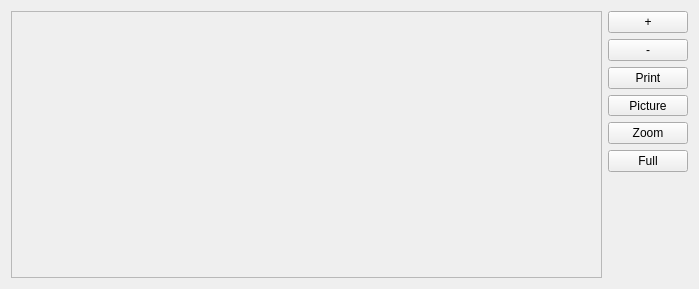
First picture: the form in kryolibs/mainwindow/qirwidgetbase.ui, repository anv2017/kryomol, before the edit.
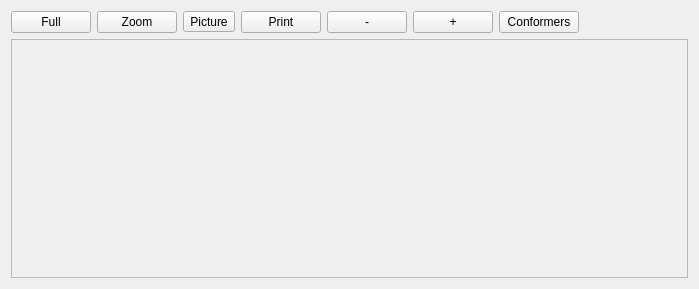
Second picture: the form after the edit.

```diff
--- a/kryolibs/mainwindow/qirwidgetbase.ui
+++ b/kryolibs/mainwindow/qirwidgetbase.ui
@@ -20,7 +20,7 @@
    <string>Form1</string>
   </property>
   <layout class="QGridLayout" name="gridLayout">
-   <item row="0" column="0" rowspan="2">
+   <item row="1" column="0">
     <widget class="QFrame" name="_spectrumFrame">
      <property name="sizePolicy">
       <sizepolicy hsizetype="Expanding" vsizetype="Expanding">
@@ -36,76 +36,8 @@
      </property>
     </widget>
    </item>
-   <item row="0" column="1">
-    <layout class="QVBoxLayout" name="verticalLayout">
-     <item>
-      <widget class="QPushButton" name="_plusButton">
-       <property name="sizePolicy">
-        <sizepolicy hsizetype="Preferred" vsizetype="Fixed">
-         <horstretch>0</horstretch>
-         <verstretch>0</verstretch>
-        </sizepolicy>
-       </property>
-       <property name="text">
-        <string>+</string>
-       </property>
-      </widget>
-     </item>
-     <item>
-      <widget class="QPushButton" name="_minusButton">
-       <property name="sizePolicy">
-        <sizepolicy hsizetype="Preferred" vsizetype="Fixed">
-         <horstretch>0</horstretch>
-         <verstretch>0</verstretch>
-        </sizepolicy>
-       </property>
-       <property name="text">
-        <string>-</string>
-       </property>
-      </widget>
-     </item>
-     <item>
-      <widget class="QPushButton" name="_printButton">
-       <property name="sizePolicy">
-        <sizepolicy hsizetype="Preferred" vsizetype="Fixed">
-         <horstretch>0</horstretch>
-         <verstretch>0</verstretch>
-        </sizepolicy>
-       </property>
-       <property name="text">
-        <string>Print</string>
-       </property>
-      </widget>
-     </item>
-     <item>
-      <widget class="QToolButton" name="_pictureButton">
-       <property name="sizePolicy">
-        <sizepolicy hsizetype="Preferred" vsizetype="Fixed">
-         <horstretch>0</horstretch>
-         <verstretch>0</verstretch>
-        </sizepolicy>
-       </property>
-       <property name="text">
-        <string>Picture</string>
-       </property>
-      </widget>
-     </item>
-     <item>
-      <widget class="QPushButton" name="_zoomButton">
-       <property name="sizePolicy">
-        <sizepolicy hsizetype="Preferred" vsizetype="Fixed">
-         <horstretch>0</horstretch>
-         <verstretch>0</verstretch>
-        </sizepolicy>
-       </property>
-       <property name="text">
-        <string>Zoom</string>
-       </property>
-       <property name="checkable">
-        <bool>true</bool>
-       </property>
-      </widget>
-     </item>
+   <item row="0" column="0">
+    <layout class="QHBoxLayout" name="horizontalLayout">
      <item>
       <widget class="QPushButton" name="_fullButton">
        <property name="sizePolicy">
@@ -119,24 +51,99 @@
        </property>
       </widget>
      </item>
+     <item>
+      <widget class="QPushButton" name="_zoomButton">
+       <property name="sizePolicy">
+        <sizepolicy hsizetype="Preferred" vsizetype="Fixed">
+         <horstretch>0</horstretch>
+         <verstretch>0</verstretch>
+        </sizepolicy>
+       </property>
+       <property name="text">
+        <string>Zoom</string>
+       </property>
+       <property name="checkable">
+        <bool>true</bool>
+       </property>
+      </widget>
+     </item>
+     <item>
+      <widget class="QToolButton" name="_pictureButton">
+       <property name="sizePolicy">
+        <sizepolicy hsizetype="Preferred" vsizetype="Fixed">
+         <horstretch>0</horstretch>
+         <verstretch>0</verstretch>
+        </sizepolicy>
+       </property>
+       <property name="text">
+        <string>Picture</string>
+       </property>
+      </widget>
+     </item>
+     <item>
+      <widget class="QPushButton" name="_printButton">
+       <property name="sizePolicy">
+        <sizepolicy hsizetype="Preferred" vsizetype="Fixed">
+         <horstretch>0</horstretch>
+         <verstretch>0</verstretch>
+        </sizepolicy>
+       </property>
+       <property name="text">
+        <string>Print</string>
+       </property>
+      </widget>
+     </item>
+     <item>
+      <widget class="QPushButton" name="_minusButton">
+       <property name="sizePolicy">
+        <sizepolicy hsizetype="Preferred" vsizetype="Fixed">
+         <horstretch>0</horstretch>
+         <verstretch>0</verstretch>
+        </sizepolicy>
+       </property>
+       <property name="text">
+        <string>-</string>
+       </property>
+      </widget>
+     </item>
+     <item>
+      <widget class="QPushButton" name="_plusButton">
+       <property name="sizePolicy">
+        <sizepolicy hsizetype="Preferred" vsizetype="Fixed">
+         <horstretch>0</horstretch>
+         <verstretch>0</verstretch>
+        </sizepolicy>
+       </property>
+       <property name="text">
+        <string>+</string>
+       </property>
+      </widget>
+     </item>
+     <item>
+      <widget class="QPushButton" name="_confButton">
+       <property name="text">
+        <string>Conformers</string>
+       </property>
+       <property name="checkable">
+        <bool>true</bool>
+       </property>
+      </widget>
+     </item>
+     <item>
+      <spacer name="horizontalSpacer">
+       <property name="orientation">
+        <enum>Qt::Horizontal</enum>
+       </property>
+       <property name="sizeHint" stdset="0">
+        <size>
+         <width>40</width>
+         <height>20</height>
+        </size>
+       </property>
+      </spacer>
+     </item>
     </layout>
    </item>
-   <item row="1" column="1">
-    <spacer name="spacer2">
-     <property name="orientation">
-      <enum>Qt::Vertical</enum>
-     </property>
-     <property name="sizeType">
-      <enum>QSizePolicy::Expanding</enum>
-     </property>
-     <property name="sizeHint" stdset="0">
-      <size>
-       <width>20</width>
-       <height>21</height>
-      </size>
-     </property>
-    </spacer>
-   </item>
   </layout>
  </widget>
  <layoutdefault spacing="6" margin="11"/>
```
